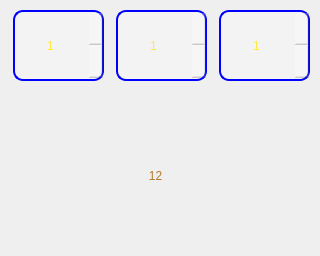
Old version of the form MainWindow.ui in the repository AmigaGameKeyGenerators/UmutTarlalariKeyGenerator.
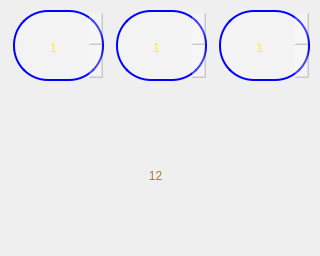
New version of the form. Icons and pictures are not drawn.

Commit message: Spinbox buttons are hidden, and corners of spinbox are rounded more.

```diff
--- a/MainWindow.ui
+++ b/MainWindow.ui
@@ -42,9 +42,9 @@
 	selection-color: rgb(45, 255, 19);
 	color: rgb(255, 233, 62);
     border: 2px solid blue;
-    border-radius: 10px;
-    padding-left: 0px;
-    padding-top: 0px;
+    border-radius: 35px;
+    padding-left: 5px;
+    padding-top: 5px;
 }
 </string>
   </property>
```
Left out of the diff: 8 changed lines with no effect on the pictures. The commit also changes 1 other file.
